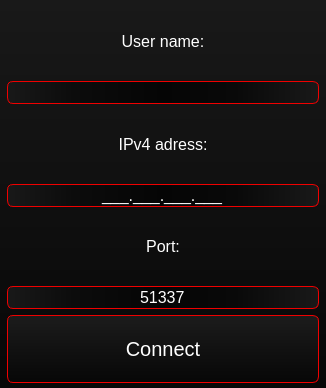
Above: src/View/ConnectWindow/connectwindow.ui from Flone-dnb/Silent before the change. Below: the same form after it.
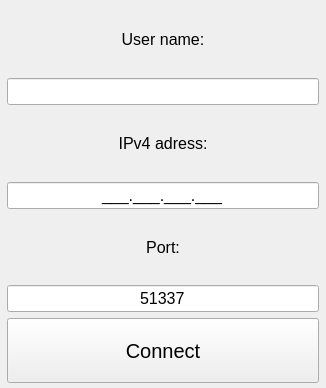
That is the form after the change.

```diff
--- a/src/View/ConnectWindow/connectwindow.ui
+++ b/src/View/ConnectWindow/connectwindow.ui
@@ -14,8 +14,7 @@
    <string>Connect</string>
   </property>
   <property name="styleSheet">
-   <string notr="true">background-color: qlineargradient(spread:pad, x1:0.5, y1:1, x2:0.5, y2:0, stop:0 rgba(7, 7, 7, 255), stop:1 rgba(25, 25, 25, 255));
-color: white;</string>
+   <string notr="true"/>
   </property>
   <widget class="QWidget" name="centralwidget">
    <layout class="QVBoxLayout" name="verticalLayout_2" stretch="0">
@@ -42,7 +41,7 @@
          </font>
         </property>
         <property name="styleSheet">
-         <string notr="true">background-color: qlineargradient(spread:pad, x1:0, y1:0, x2:1, y2:0, stop:0.461538 rgba(255, 255, 255, 0));</string>
+         <string notr="true"/>
         </property>
         <property name="locale">
          <locale language="English" country="UnitedStates"/>
@@ -64,11 +63,7 @@
          </font>
         </property>
         <property name="styleSheet">
-         <string notr="true">background-color: qlineargradient(spread:pad, x1:0, y1:0.5, x2:1, y2:0.5, stop:0 rgba(25, 25, 25, 255), stop:0.211618 rgba(12, 12, 12, 255), stop:0.5 rgba(5, 5, 5, 255), stop:0.73029 rgba(9, 9, 9, 255), stop:1 rgba(25, 25, 25, 255));
-selection-background-color: rgb(140, 0, 0);
-color: white;
-border: 1px solid rgb(240, 0, 0);
-border-radius: 6px;</string>
+         <string notr="true"/>
         </property>
         <property name="locale">
          <locale language="English" country="UnitedStates"/>
@@ -96,7 +91,7 @@
          </font>
         </property>
         <property name="styleSheet">
-         <string notr="true">background-color: qlineargradient(spread:pad, x1:0, y1:0, x2:1, y2:0, stop:0.461538 rgba(255, 255, 255, 0));</string>
+         <string notr="true"/>
         </property>
         <property name="text">
          <string>IPv4 adress:</string>
@@ -115,11 +110,7 @@
          </font>
         </property>
         <property name="styleSheet">
-         <string notr="true">background-color: qlineargradient(spread:pad, x1:0, y1:0.5, x2:1, y2:0.5, stop:0 rgba(25, 25, 25, 255), stop:0.211618 rgba(12, 12, 12, 255), stop:0.5 rgba(5, 5, 5, 255), stop:0.73029 rgba(9, 9, 9, 255), stop:1 rgba(25, 25, 25, 255));
-selection-background-color: rgb(140, 0, 0);
-color: white;
-border: 1px solid rgb(240, 0, 0);
-border-radius: 6px;</string>
+         <string notr="true"/>
         </property>
         <property name="inputMask">
          <string>000.000.000.000;_</string>
@@ -138,7 +129,7 @@
          </font>
         </property>
         <property name="styleSheet">
-         <string notr="true">background-color: qlineargradient(spread:pad, x1:0, y1:0, x2:1, y2:0, stop:0.461538 rgba(255, 255, 255, 0));</string>
+         <string notr="true"/>
         </property>
         <property name="text">
          <string>Port:</string>
@@ -157,11 +148,7 @@
          </font>
         </property>
         <property name="styleSheet">
-         <string notr="true">background-color: qlineargradient(spread:pad, x1:0, y1:0.5, x2:1, y2:0.5, stop:0 rgba(25, 25, 25, 255), stop:0.211618 rgba(12, 12, 12, 255), stop:0.5 rgba(5, 5, 5, 255), stop:0.73029 rgba(9, 9, 9, 255), stop:1 rgba(25, 25, 25, 255));
-selection-background-color: rgb(140, 0, 0);
-color: white;
-border: 1px solid rgb(240, 0, 0);
-border-radius: 6px;</string>
+         <string notr="true"/>
         </property>
         <property name="inputMask">
          <string>00000;_</string>
@@ -189,26 +176,7 @@
          </font>
         </property>
         <property name="styleSheet">
-         <string notr="true">QPushButton
-{
-	background-color: qlineargradient(spread:pad, x1:0.5, y1:1, x2:0.5, y2:0, stop:0 rgba(7, 7, 7, 255), stop:1 rgba(28, 28, 28, 255));
-	border: 1px solid rgb(240, 0, 0);
-	border-radius: 6px;
-	color: white;
-}
-
-QPushButton:disabled
-{
-	background-color: qlineargradient(spread:pad, x1:0.5, y1:1, x2:0.5, y2:0, stop:0 rgba(4, 4, 4, 200), stop:1 rgba(29, 29, 29, 230));
-	border: 1px solid darkred;
-	color: rgb(50, 50, 50);
-}
-
-QPushButton:hover
-{
-	background-color: qlineargradient(spread:pad, x1:0.5, y1:1, x2:0.5, y2:0, stop:0 rgba(37, 37, 37, 255), stop:1 rgba(58, 58, 58, 255));
-	border: 1px solid white;
-}</string>
+         <string notr="true"/>
         </property>
         <property name="text">
          <string>Connect</string>
```
